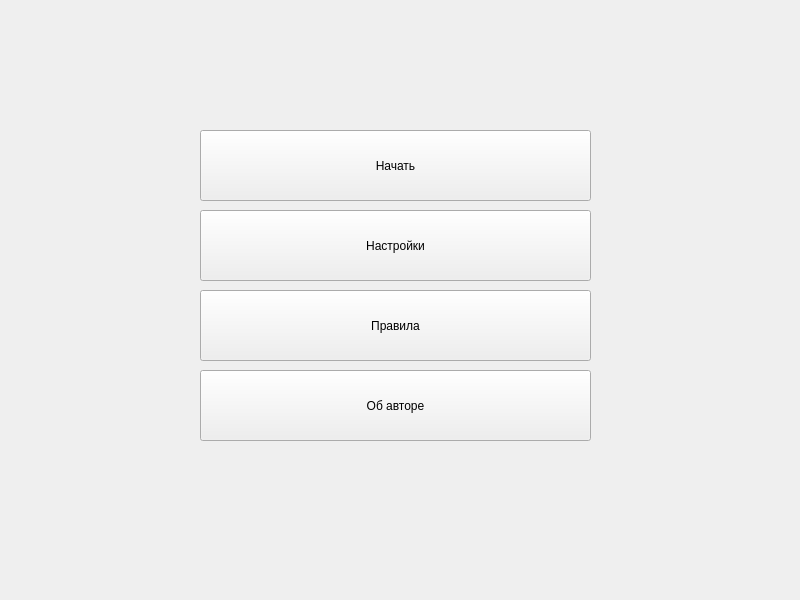
The window that Task5/Resources/ui/forms/menu.ui (SaVyrin/Languages-and-Programming-Systems) describes before a commit, drawn with Qt 5.
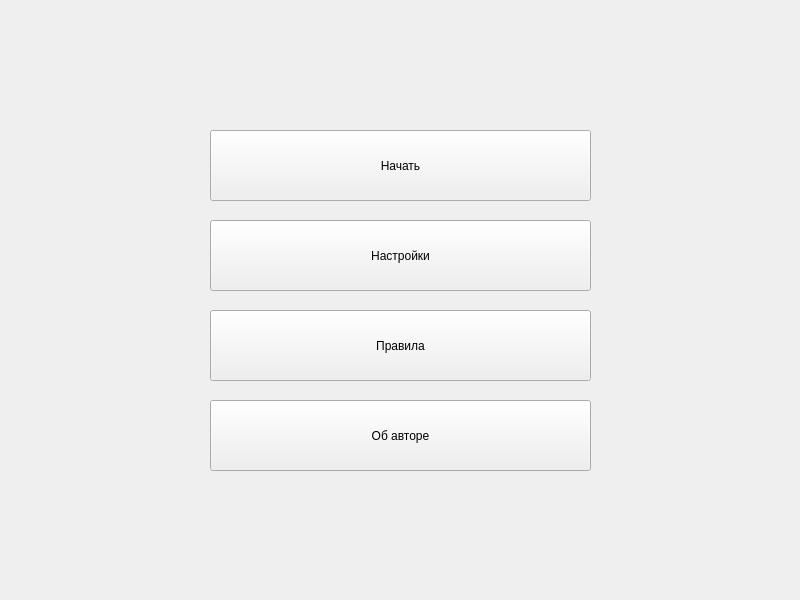
The same window after the commit.

```diff
--- a/Task5/Resources/ui/forms/menu.ui
+++ b/Task5/Resources/ui/forms/menu.ui
@@ -11,15 +11,18 @@
    </rect>
   </property>
   <property name="windowTitle">
-   <string>MainWindow</string>
+   <string>Пекинская опера</string>
+  </property>
+  <property name="styleSheet">
+   <string notr="true"/>
   </property>
   <widget class="QWidget" name="centralwidget">
    <widget class="QPushButton" name="startButton">
     <property name="geometry">
      <rect>
-      <x>200</x>
+      <x>210</x>
       <y>130</y>
-      <width>391</width>
+      <width>381</width>
       <height>71</height>
      </rect>
     </property>
@@ -30,9 +33,9 @@
    <widget class="QPushButton" name="rulesButton">
     <property name="geometry">
      <rect>
-      <x>200</x>
-      <y>290</y>
-      <width>391</width>
+      <x>210</x>
+      <y>310</y>
+      <width>381</width>
       <height>71</height>
      </rect>
     </property>
@@ -43,9 +46,9 @@
    <widget class="QPushButton" name="settingsButton">
     <property name="geometry">
      <rect>
-      <x>200</x>
-      <y>210</y>
-      <width>391</width>
+      <x>210</x>
+      <y>220</y>
+      <width>381</width>
       <height>71</height>
      </rect>
     </property>
@@ -56,9 +59,9 @@
    <widget class="QPushButton" name="aboutButton">
     <property name="geometry">
      <rect>
-      <x>200</x>
-      <y>370</y>
-      <width>391</width>
+      <x>210</x>
+      <y>400</y>
+      <width>381</width>
       <height>71</height>
      </rect>
     </property>
```
Left out of the diff: 4 changed lines with no effect on the pictures.
